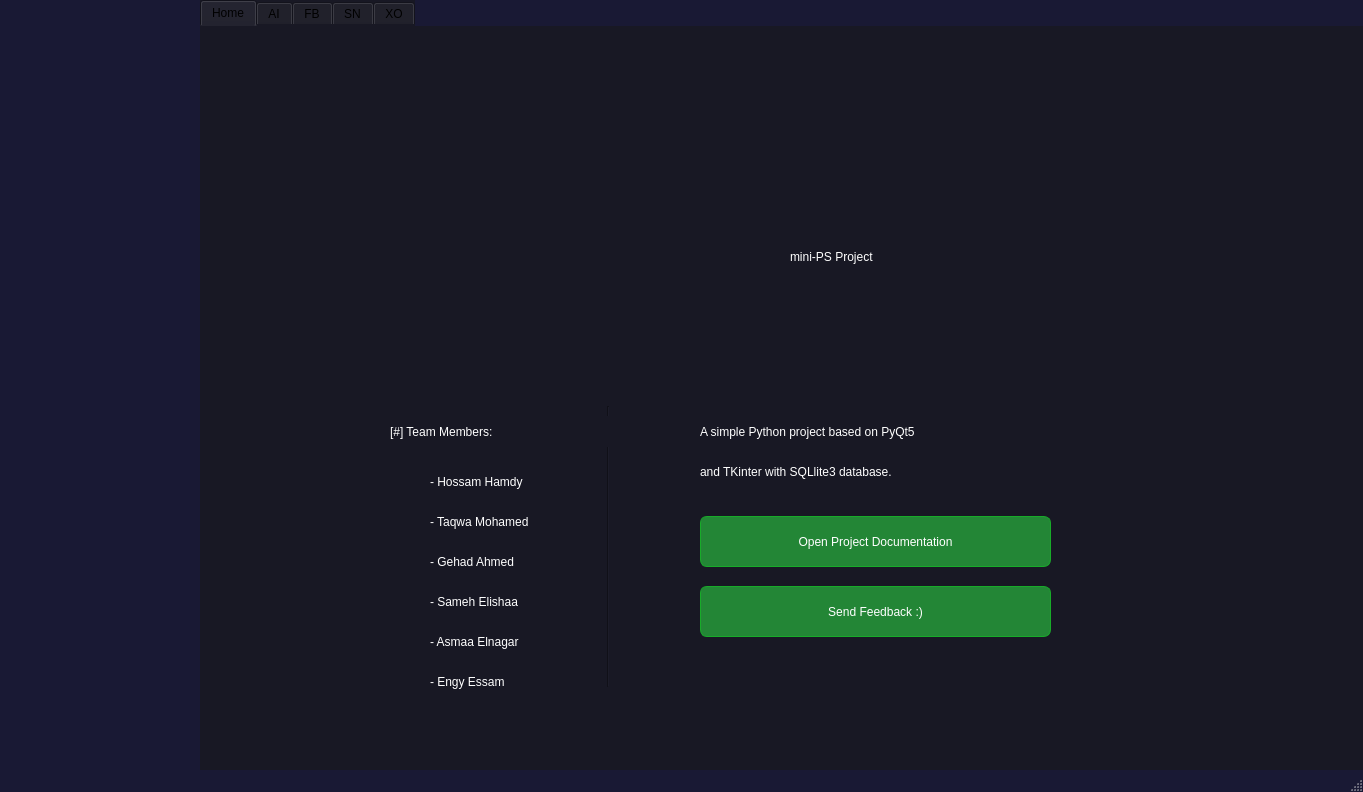
Qt form UI/mini_PS_UI.ui (0xGhazy/mini-PS) before a commit.
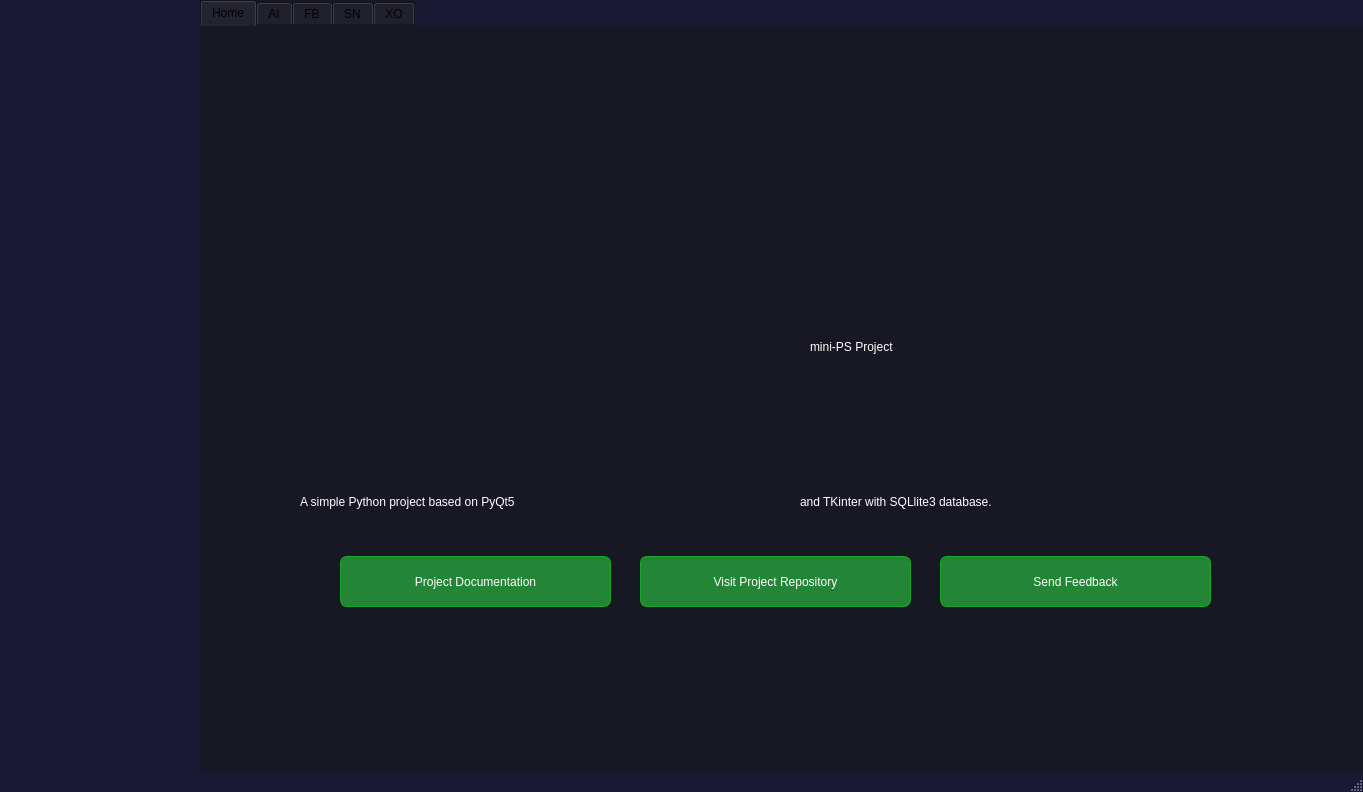
The same form after that commit. Icons and pictures are not drawn.

What changed in the file:
```diff
--- a/UI/mini_PS_UI.ui
+++ b/UI/mini_PS_UI.ui
@@ -62,8 +62,8 @@
      <widget class="QLabel" name="label">
       <property name="geometry">
        <rect>
-        <x>190</x>
-        <y>110</y>
+        <x>210</x>
+        <y>200</y>
         <width>401</width>
         <height>241</height>
        </rect>
@@ -78,126 +78,11 @@
        <bool>true</bool>
       </property>
      </widget>
-     <widget class="QLabel" name="label_6">
-      <property name="geometry">
-       <rect>
-        <x>230</x>
-        <y>600</y>
-        <width>171</width>
-        <height>31</height>
-       </rect>
-      </property>
-      <property name="styleSheet">
-       <string notr="true">color: rgb(255, 255, 255);
-font: 75 15pt &quot;Arial&quot;;</string>
-      </property>
-      <property name="text">
-       <string>- Asmaa Elnagar</string>
-      </property>
-     </widget>
-     <widget class="QLabel" name="label_5">
-      <property name="geometry">
-       <rect>
-        <x>230</x>
-        <y>560</y>
-        <width>171</width>
-        <height>31</height>
-       </rect>
-      </property>
-      <property name="styleSheet">
-       <string notr="true">color: rgb(255, 255, 255);
-font: 75 15pt &quot;Arial&quot;;</string>
-      </property>
-      <property name="text">
-       <string>- Sameh Elishaa</string>
-      </property>
-     </widget>
-     <widget class="QLabel" name="label_7">
-      <property name="geometry">
-       <rect>
-        <x>230</x>
-        <y>520</y>
-        <width>171</width>
-        <height>31</height>
-       </rect>
-      </property>
-      <property name="styleSheet">
-       <string notr="true">color: rgb(255, 255, 255);
-font: 75 15pt &quot;Arial&quot;;</string>
-      </property>
-      <property name="text">
-       <string>- Gehad Ahmed</string>
-      </property>
-     </widget>
-     <widget class="QLabel" name="label_8">
-      <property name="geometry">
-       <rect>
-        <x>230</x>
-        <y>480</y>
-        <width>171</width>
-        <height>31</height>
-       </rect>
-      </property>
-      <property name="styleSheet">
-       <string notr="true">color: rgb(255, 255, 255);
-font: 75 15pt &quot;Arial&quot;;</string>
-      </property>
-      <property name="text">
-       <string>- Taqwa Mohamed</string>
-      </property>
-     </widget>
-     <widget class="Line" name="line">
-      <property name="geometry">
-       <rect>
-        <x>400</x>
-        <y>380</y>
-        <width>16</width>
-        <height>281</height>
-       </rect>
-      </property>
-      <property name="orientation">
-       <enum>Qt::Vertical</enum>
-      </property>
-     </widget>
-     <widget class="QLabel" name="label_4">
-      <property name="geometry">
-       <rect>
-        <x>230</x>
-        <y>440</y>
-        <width>171</width>
-        <height>31</height>
-       </rect>
-      </property>
-      <property name="styleSheet">
-       <string notr="true">color: rgb(255, 255, 255);
-font: 75 15pt &quot;Arial&quot;;</string>
-      </property>
-      <property name="text">
-       <string>- Hossam Hamdy</string>
-      </property>
-     </widget>
-     <widget class="QLabel" name="label_3">
-      <property name="geometry">
-       <rect>
-        <x>190</x>
-        <y>390</y>
-        <width>241</width>
-        <height>31</height>
-       </rect>
-      </property>
-      <property name="styleSheet">
-       <string notr="true">color: rgb(255, 255, 255);
-font: 75 20pt &quot;Arial&quot;;</string>
-      </property>
-      <property name="text">
-       <string>[#] Team Members:</string>
-      </property>
-     </widget>
      <widget class="QLabel" name="label_10">
       <property name="geometry">
        <rect>
-        <x>500</x>
-        <y>390</y>
+        <x>100</x>
+        <y>460</y>
         <width>491</width>
         <height>31</height>
        </rect>
@@ -213,8 +98,8 @@
      <widget class="QLabel" name="label_11">
       <property name="geometry">
        <rect>
-        <x>500</x>
-        <y>430</y>
+        <x>600</x>
+        <y>460</y>
         <width>491</width>
         <height>31</height>
        </rect>
@@ -230,8 +115,8 @@
      <widget class="QLabel" name="label_2">
       <property name="geometry">
        <rect>
-        <x>590</x>
-        <y>190</y>
+        <x>610</x>
+        <y>280</y>
         <width>341</width>
         <height>81</height>
        </rect>
@@ -244,29 +129,12 @@
        <string>mini-PS Project</string>
       </property>
      </widget>
-     <widget class="QLabel" name="label_9">
-      <property name="geometry">
-       <rect>
-        <x>230</x>
-        <y>640</y>
-        <width>171</width>
-        <height>31</height>
-       </rect>
-      </property>
-      <property name="styleSheet">
-       <string notr="true">color: rgb(255, 255, 255);
-font: 75 15pt &quot;Arial&quot;;</string>
-      </property>
-      <property name="text">
-       <string>- Engy Essam</string>
-      </property>
-     </widget>
      <widget class="QPushButton" name="doc_btn">
       <property name="geometry">
        <rect>
-        <x>500</x>
-        <y>490</y>
-        <width>351</width>
+        <x>140</x>
+        <y>530</y>
+        <width>271</width>
         <height>51</height>
        </rect>
       </property>
@@ -289,15 +157,15 @@
 }</string>
       </property>
       <property name="text">
-       <string>Open Project Documentation</string>
+       <string>Project Documentation</string>
       </property>
      </widget>
      <widget class="QPushButton" name="doc_btn_2">
       <property name="geometry">
        <rect>
-        <x>500</x>
-        <y>560</y>
-        <width>351</width>
+        <x>740</x>
+        <y>530</y>
+        <width>271</width>
         <height>51</height>
        </rect>
       </property>
@@ -320,7 +188,38 @@
 }</string>
       </property>
       <property name="text">
-       <string>Send Feedback :)</string>
+       <string>Send Feedback</string>
+      </property>
+     </widget>
+     <widget class="QPushButton" name="doc_btn_3">
+      <property name="geometry">
+       <rect>
+        <x>440</x>
+        <y>530</y>
+        <width>271</width>
+        <height>51</height>
+       </rect>
+      </property>
+      <property name="styleSheet">
+       <string notr="true">QPushButton {
+	color: white;
+font: 87 12pt &quot;Arial Black&quot;;
+	background-color: rgb(35, 134, 54);
+	border-radius:7px;
+	border:1px solid #18ab29;
+}
+
+QPushButton:hover {
+	background:linear-gradient(to bottom, #5cbf2a 5%, #44c767 100%);
+	background-color:#18ab29;
+}
+QPushButton:active {
+	position:relative;
+	top:2px;
+}</string>
+      </property>
+      <property name="text">
+       <string>Visit Project Repository</string>
       </property>
      </widget>
     </widget>
```
Left out of the diff: 4 changed lines with no effect on the pictures.
